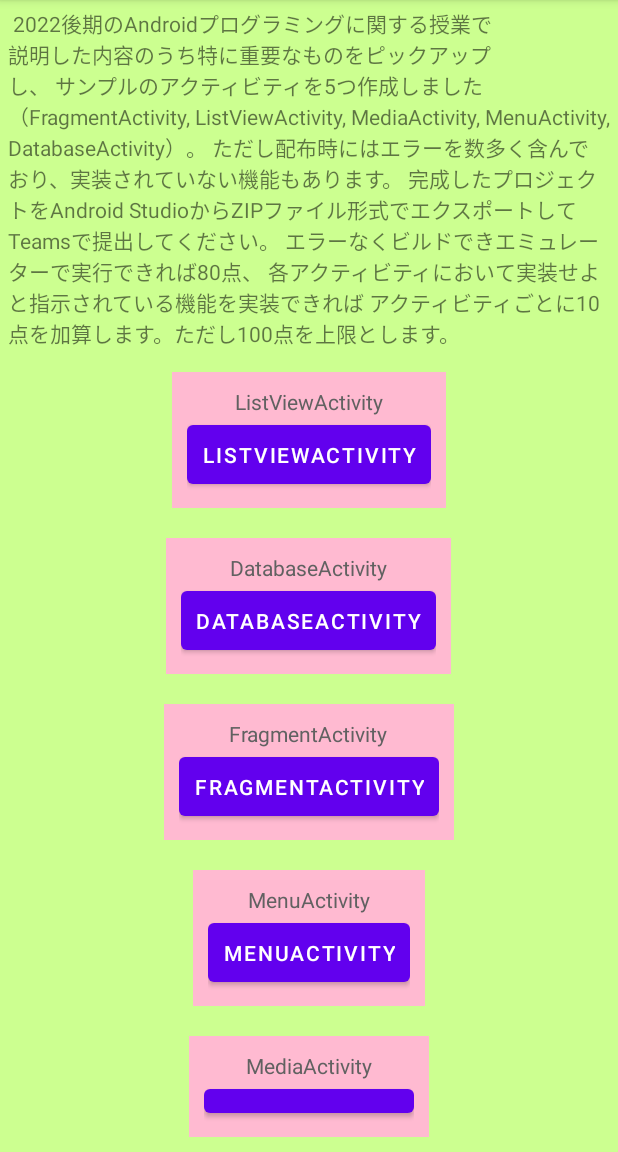
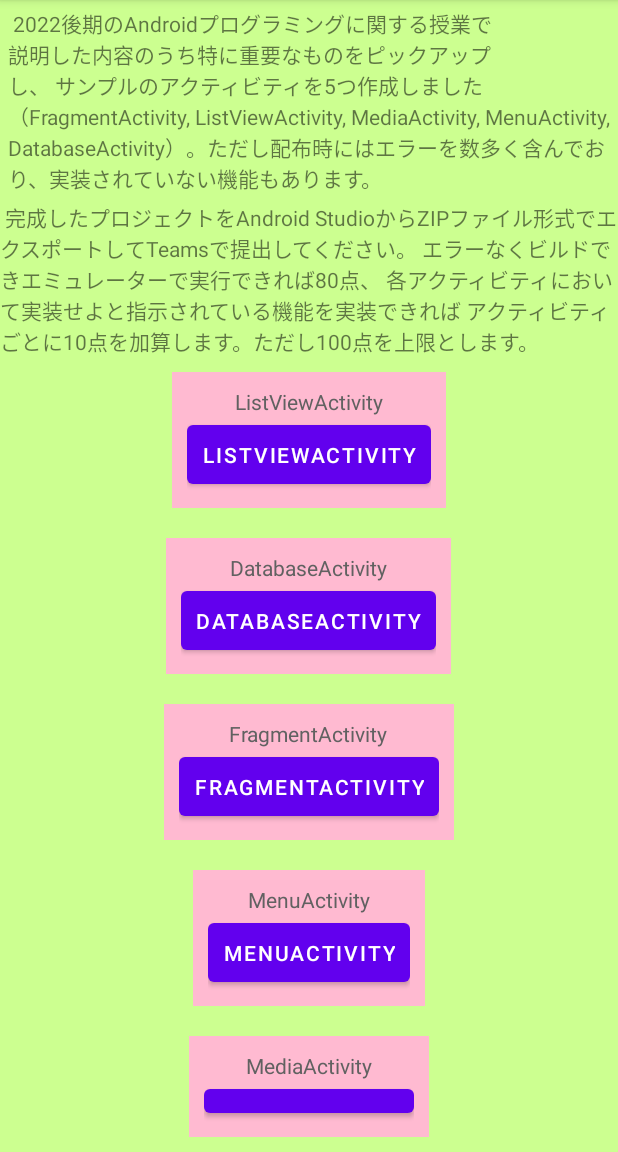
Before and after one commit to TakashiSasaki/EoTAssignment202302, an Android app: the screen it shows after launch (MainActivity), on a phone screen of 412 x 824 dp, the part 84-1236 px from its top. Run offline under Robolectric (Android 15) with nearby library versions, the light colour scheme and no system bars.

Commit message:
指示文修正

```diff
--- a/app/src/main/res/layout/activity_main.xml
+++ b/app/src/main/res/layout/activity_main.xml
@@ -14,13 +14,19 @@
         android:text="
 2022後期のAndroidプログラミングに関する授業で説明した内容のうち特に重要なものをピックアップし、
 サンプルのアクティビティを5つ作成しました（FragmentActivity, ListViewActivity, MediaActivity,
-MenuActivity, DatabaseActivity）。
-ただし配布時にはエラーを数多く含んでおり、実装されていない機能もあります。
+MenuActivity, DatabaseActivity）。ただし配布時にはエラーを数多く含んでおり、実装されていない機能もあります。"
+        tools:ignore="HardcodedText">
+
+    </TextView>
+
+    <TextView
+        android:layout_width="wrap_content"
+        android:layout_height="wrap_content"
+        android:text="
 完成したプロジェクトをAndroid StudioからZIPファイル形式でエクスポートしてTeamsで提出してください。
 エラーなくビルドできエミュレーターで実行できれば80点、
 各アクティビティにおいて実装せよと指示されている機能を実装できれば
-アクティビティごとに10点を加算します。ただし100点を上限とします。
-"
+アクティビティごとに10点を加算します。ただし100点を上限とします。"
         tools:ignore="HardcodedText" />
 
     <LinearLayout
```
